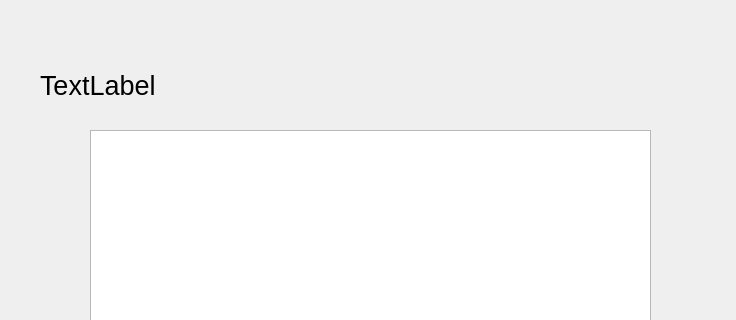
Qt form frontend/korttiwindow.ui (janikasavela/Bank) before a commit; both pictures show x 0 to 736 and y 0 to 320 of the 736 by 561 pixel window.
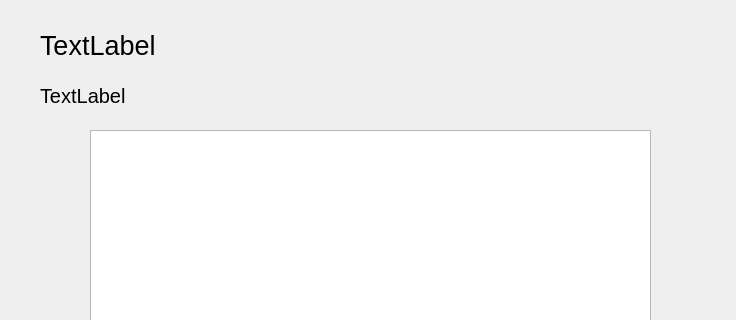
The same form after that commit.

Commit message: tilitapahtumat valikko alkaa muodostumaan

The edit to the form file:
```diff
--- a/frontend/korttiwindow.ui
+++ b/frontend/korttiwindow.ui
@@ -19,7 +19,7 @@
      <x>40</x>
      <y>30</y>
      <width>651</width>
-     <height>111</height>
+     <height>31</height>
     </rect>
    </property>
    <property name="font">
@@ -143,6 +143,24 @@
       </rect>
      </property>
     </widget>
+    <widget class="QLabel" name="label_tilitapahtumat">
+     <property name="geometry">
+      <rect>
+       <x>50</x>
+       <y>80</y>
+       <width>651</width>
+       <height>31</height>
+      </rect>
+     </property>
+     <property name="font">
+      <font>
+       <pointsize>15</pointsize>
+      </font>
+     </property>
+     <property name="text">
+      <string>TextLabel</string>
+     </property>
+    </widget>
    </widget>
    <widget class="QWidget" name="stackNosto"/>
    <widget class="QWidget" name="stackSiirto"/>
```
Left out of the diff: 16 changed lines with no effect on the pictures. The commit also changes 4 other files.
